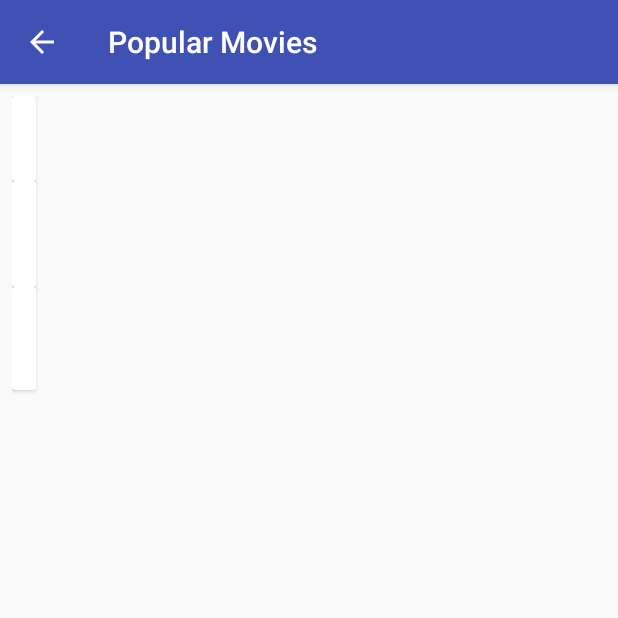
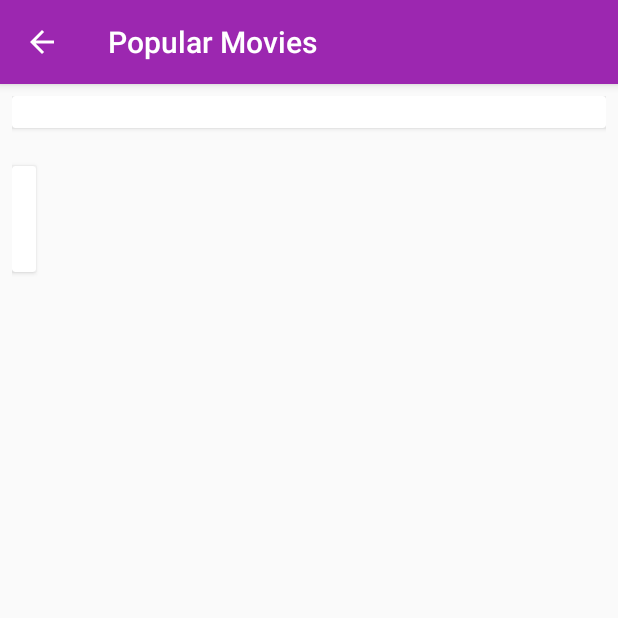
Before and after one commit to iamtejanverma/PopularMovies, an Android app: the DetailActivity screen opened directly, with no data from a screen before it, on a phone screen of 412 x 824 dp, the top half of it. Run offline under Robolectric (Android 15) with nearby library versions, the phone set to English and light mode, and no system bars.

Commit message:
Visual Changes with colors

```diff
--- a/app/src/main/res/layout/activity_detail.xml
+++ b/app/src/main/res/layout/activity_detail.xml
@@ -7,7 +7,25 @@
     android:orientation="vertical"
     android:padding="8dp"
     tools:context="com.rk.tjay.popularmovies.DetailActivity">
-<android.support.v7.widget.CardView
+
+
+    <android.support.v7.widget.CardView
+        android:layout_width="match_parent"
+        android:layout_height="wrap_content"
+        android:paddingTop="4dp"
+        android:paddingBottom="8dp">
+
+        <TextView
+            android:id="@+id/detail_movie_title"
+            android:layout_width="match_parent"
+            android:layout_height="wrap_content"
+            android:textColor="#000"
+            android:textSize="15sp"
+            android:fontFamily="monospace"/>
+    </android.support.v7.widget.CardView>
+
+
+    <android.support.v7.widget.CardView
     android:layout_width="wrap_content"
     android:layout_height="wrap_content">
     <LinearLayout
@@ -20,22 +38,13 @@
             android:layout_width="wrap_content"
             android:layout_height="wrap_content"/>
 
-        <LinearLayout
-            android:padding="8dp"
+        <TextView
+            android:id="@+id/detail_overview"
+            android:paddingTop="4dp"
             android:layout_width="wrap_content"
             android:layout_height="wrap_content"
-            android:orientation="vertical">
-
-            <TextView
-                android:id="@+id/detail_movie_rating"
-                android:layout_width="wrap_content"
-                android:layout_height="wrap_content"
-                android:textSize="30sp"
-                android:fontFamily="monospace"
-                android:textColor="#000"
-                tools:text="9.0/10"/>
-
-        </LinearLayout>
+            android:textSize="15sp"
+            android:fontFamily="monospace"/>
 
     </LinearLayout>
     </android.support.v7.widget.CardView>
@@ -69,31 +78,4 @@
         </LinearLayout>
     </android.support.v7.widget.CardView>
 
-    <android.support.v7.widget.CardView
-        android:layout_width="wrap_content"
-        android:layout_height="wrap_content">
-       <LinearLayout
-           android:padding="8dp"
-           android:layout_width="wrap_content"
-           android:layout_height="wrap_content"
-           android:orientation="vertical">
-       <TextView
-           android:id="@+id/detail_movie_overview"
-           android:layout_width="wrap_content"
-           android:layout_height="wrap_content"
-           tools:text="Overview:"
-           android:textSize="20sp"
-           android:textColor="#000"
-           android:fontFamily="monospace"/>
-
-           <TextView
-               android:id="@+id/detail_overview"
-               android:paddingTop="4dp"
-               android:layout_width="wrap_content"
-               android:layout_height="wrap_content"
-               android:textSize="15sp"
-               android:fontFamily="monospace"/>
-        </LinearLayout>
-    </android.support.v7.widget.CardView>
-
 </LinearLayout>
--- a/app/src/main/res/values/colors.xml
+++ b/app/src/main/res/values/colors.xml
@@ -1,6 +1,6 @@
 <?xml version="1.0" encoding="utf-8"?>
 <resources>
-    <color name="colorPrimary">#3F51B5</color>
-    <color name="colorPrimaryDark">#303F9F</color>
-    <color name="colorAccent">#FF4081</color>
+    <color name="colorPrimary">#9C27B0</color>
+    <color name="colorPrimaryDark">#7B1FA2</color>
+    <color name="colorAccent">#7C4DFF</color>
 </resources>
--- a/app/src/main/res/values/strings.xml
+++ b/app/src/main/res/values/strings.xml
@@ -6,4 +6,6 @@
     <string name="detail_popularity">Popularity - </string>
     <string name="detail_release_date">Release Date - </string>
     <string name="detail_overview">Overview - </string>
+
+    <string name="show_rating">Rating</string>
 </resources>
--- a/app/src/main/res/values/styles.xml
+++ b/app/src/main/res/values/styles.xml
@@ -8,4 +8,5 @@
         <item name="colorAccent">@color/colorAccent</item>
     </style>
 
+
 </resources>
```
Also changed, not shown: app/src/main/res/menu/detail_movie.xml (added, +23 -0 lines).
